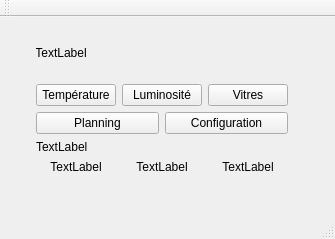
Above: thermostat/Thermostat/mainwindow.ui from kimchicharlie/Envio before the change. Below: the same form after it.
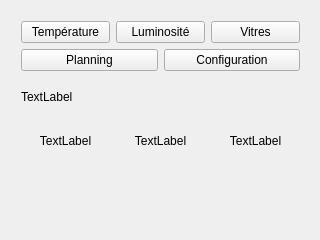
That is the form after the change.

Patch:
```diff
--- a/thermostat/Thermostat/mainwindow.ui
+++ b/thermostat/Thermostat/mainwindow.ui
@@ -6,8 +6,8 @@
    <rect>
     <x>0</x>
     <y>0</y>
-    <width>335</width>
-    <height>239</height>
+    <width>320</width>
+    <height>240</height>
    </rect>
   </property>
   <property name="windowTitle">
@@ -17,14 +17,48 @@
    <widget class="QWidget" name="gridLayoutWidget">
     <property name="geometry">
      <rect>
-      <x>0</x>
-      <y>0</y>
-      <width>324</width>
-      <height>168</height>
+      <x>10</x>
+      <y>10</y>
+      <width>301</width>
+      <height>161</height>
      </rect>
     </property>
     <layout class="QGridLayout" name="gridLayout_2">
-     <item row="1" column="0">
+     <item row="3" column="0">
+      <layout class="QHBoxLayout" name="horizontalLayout_2">
+       <item>
+        <widget class="QLabel" name="TempLabel">
+         <property name="text">
+          <string>TextLabel</string>
+         </property>
+         <property name="alignment">
+          <set>Qt::AlignCenter</set>
+         </property>
+        </widget>
+       </item>
+       <item>
+        <widget class="QLabel" name="LumLabel">
+         <property name="text">
+          <string>TextLabel</string>
+         </property>
+         <property name="alignment">
+          <set>Qt::AlignCenter</set>
+         </property>
+        </widget>
+       </item>
+       <item>
+        <widget class="QLabel" name="OpacLabel">
+         <property name="text">
+          <string>TextLabel</string>
+         </property>
+         <property name="alignment">
+          <set>Qt::AlignCenter</set>
+         </property>
+        </widget>
+       </item>
+      </layout>
+     </item>
+     <item row="0" column="0">
       <layout class="QHBoxLayout" name="horizontalLayout">
        <item>
         <widget class="QPushButton" name="TempEditButton">
@@ -49,69 +83,7 @@
        </item>
       </layout>
      </item>
-     <item row="4" column="0">
-      <layout class="QHBoxLayout" name="horizontalLayout_2">
-       <item>
-        <widget class="QLabel" name="TempLabel">
-         <property name="text">
-          <string>TextLabel</string>
-         </property>
-         <property name="alignment">
-          <set>Qt::AlignCenter</set>
-         </property>
-        </widget>
-       </item>
-       <item>
-        <widget class="QLabel" name="LumLabel">
-         <property name="text">
-          <string>TextLabel</string>
-         </property>
-         <property name="alignment">
-          <set>Qt::AlignCenter</set>
-         </property>
-        </widget>
-       </item>
-       <item>
-        <widget class="QLabel" name="OpacLabel">
-         <property name="text">
-          <string>TextLabel</string>
-         </property>
-         <property name="alignment">
-          <set>Qt::AlignCenter</set>
-         </property>
-        </widget>
-       </item>
-      </layout>
-     </item>
-     <item row="0" column="0">
-      <widget class="QLabel" name="LogoLabel">
-       <property name="minimumSize">
-        <size>
-         <width>50</width>
-         <height>50</height>
-        </size>
-       </property>
-       <property name="maximumSize">
-        <size>
-         <width>50</width>
-         <height>50</height>
-        </size>
-       </property>
-       <property name="baseSize">
-        <size>
-         <width>50</width>
-         <height>50</height>
-        </size>
-       </property>
-       <property name="text">
-        <string>TextLabel</string>
-       </property>
-       <property name="alignment">
-        <set>Qt::AlignCenter</set>
-       </property>
-      </widget>
-     </item>
-     <item row="2" column="0">
+     <item row="1" column="0">
       <layout class="QHBoxLayout" name="horizontalLayout_3">
        <item>
         <widget class="QPushButton" name="PlanningEditButton">
@@ -129,7 +101,7 @@
        </item>
       </layout>
      </item>
-     <item row="3" column="0">
+     <item row="2" column="0">
       <widget class="QLabel" name="DateLabel">
        <property name="maximumSize">
         <size>
@@ -155,15 +127,6 @@
     </rect>
    </property>
   </widget>
-  <widget class="QToolBar" name="mainToolBar">
-   <attribute name="toolBarArea">
-    <enum>TopToolBarArea</enum>
-   </attribute>
-   <attribute name="toolBarBreak">
-    <bool>false</bool>
-   </attribute>
-  </widget>
-  <widget class="QStatusBar" name="statusBar"/>
  </widget>
  <layoutdefault spacing="6" margin="11"/>
  <resources/>
```
Left out of the diff: 2 changed lines with no effect on the pictures.
